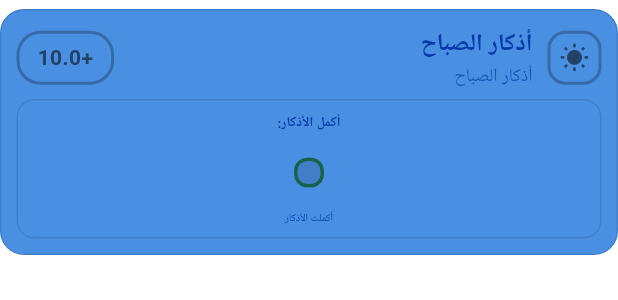
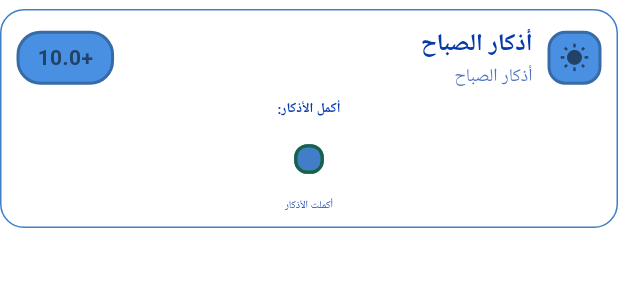
Before and after one commit to ithabetz/daily-muslim-routine-kids, a Flutter app: the AzkarCard widget shown alone on an empty page, opened directly with empty values, on a phone screen of 412 x 824 dp. Shown: the top 300 px of the screen. Run offline on Flutter 3.47's test engine with Material 3 defaults, Android fonts, the phone set to English and light mode, and no system bars; our stand-ins replace adhan, cloud_firestore, firebase_auth, firebase_core, flutter_local_notifications, geocoding and 3 more; accounts and stored records are empty; network calls fail.

Commit message:
Fix BackGround: All Cards

```diff
--- a/lib/widgets/azkar_card.dart
+++ b/lib/widgets/azkar_card.dart
@@ -30,7 +30,6 @@ class _AzkarCardState extends State<AzkarCard> {
         margin: const EdgeInsets.symmetric(vertical: 6),
         padding: EdgeInsets.all(KidTheme.standardCardPadding),
         decoration: BoxDecoration(
-          color: Colors.white,
           borderRadius: BorderRadius.circular(16),
           border: Border.all(
             color: widget.azkar.isCompleted ? Colors.green.shade200 : Colors.grey.shade300,
@@ -106,19 +105,8 @@ class _AzkarCardState extends State<AzkarCard> {
 
             const SizedBox(height: 6),
 
-            // Checkboxes Section - Standardized
-            Container(
-              padding: const EdgeInsets.all(8),
-              decoration: BoxDecoration(
-                color: Colors.white,
-                borderRadius: BorderRadius.circular(12),
-                border: Border.all(
-                  color: widget.azkar.isCompleted
-                      ? KidTheme.highlightPrayerBorderColor
-                      : Colors.grey.shade300,
-                ),
-              ),
-              child: Column(
+            // Checkboxes Section - Just text, no box
+            Column(
               mainAxisSize: MainAxisSize.min,
               children: [
                 Text(
@@ -148,7 +136,6 @@ class _AzkarCardState extends State<AzkarCard> {
                   ],
                 ),
               ],
-              ),
             ),
           ],
         ),
```
Also changed, not shown: lib/widgets/sunnah_prayer_card.dart (+2 -15 lines). Lines whose indentation alone changed are shown as unchanged.
